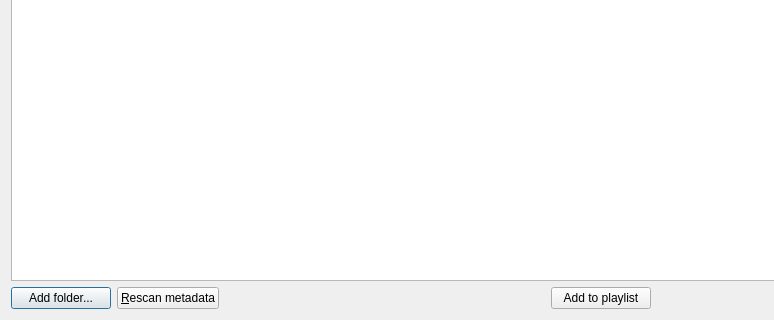
Before: the Qt Designer form DlgSongs.ui in madmaxoft/SkauTan, drawn with Qt 5; both pictures show x 0 to 774 and y 138 to 458 of the 1073 by 458 pixel window.
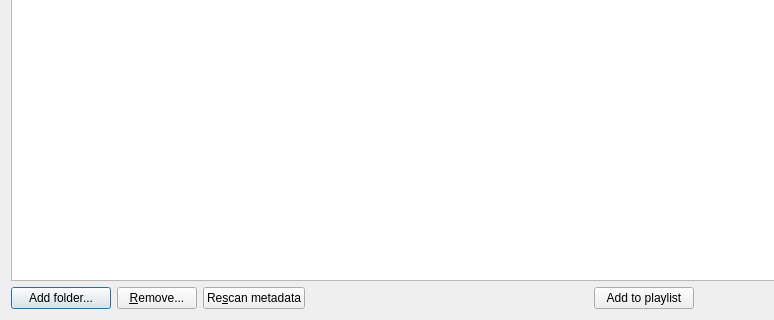
After: the same form once the commit is applied.

Commit message: Implemented removing songs from the library. (#30)

The edit to the form file:
```diff
--- a/DlgSongs.ui
+++ b/DlgSongs.ui
@@ -75,10 +75,17 @@
        </property>
       </widget>
      </item>
+     <item>
+      <widget class="QPushButton" name="btnRemove">
+       <property name="text">
+        <string>&amp;Remove...</string>
+       </property>
+      </widget>
+     </item>
      <item>
       <widget class="QPushButton" name="btnRescanMetadata">
        <property name="text">
-        <string>&amp;Rescan metadata</string>
+        <string>Re&amp;scan metadata</string>
        </property>
       </widget>
      </item>
```
The commit also changes 6 other files.
